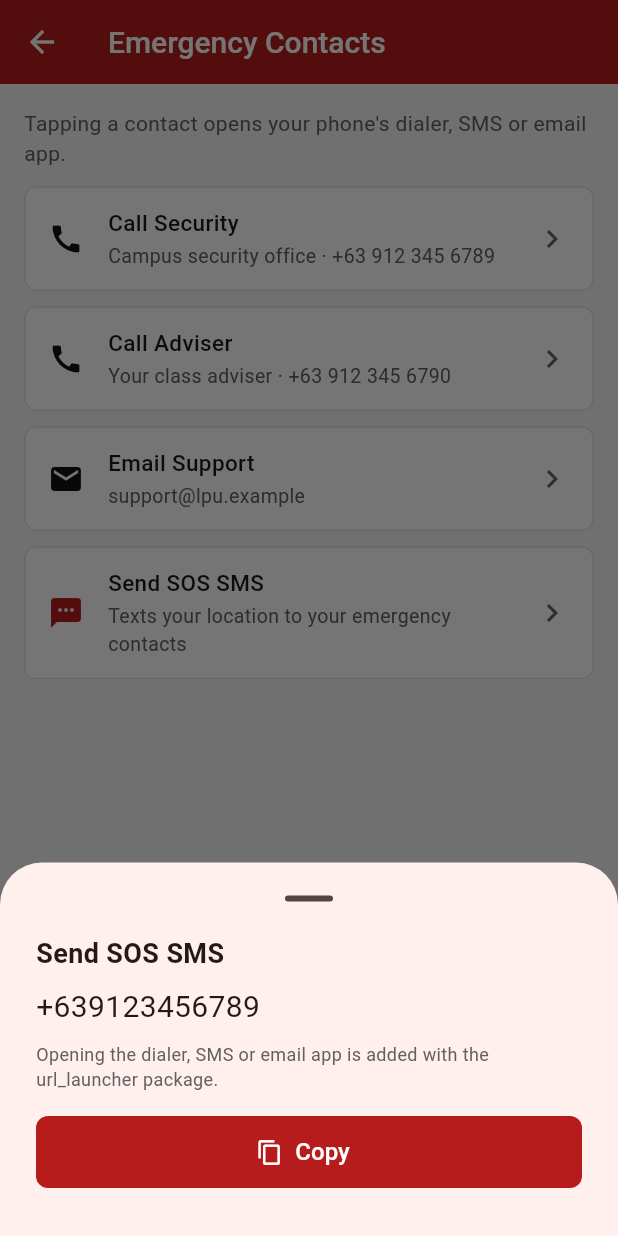
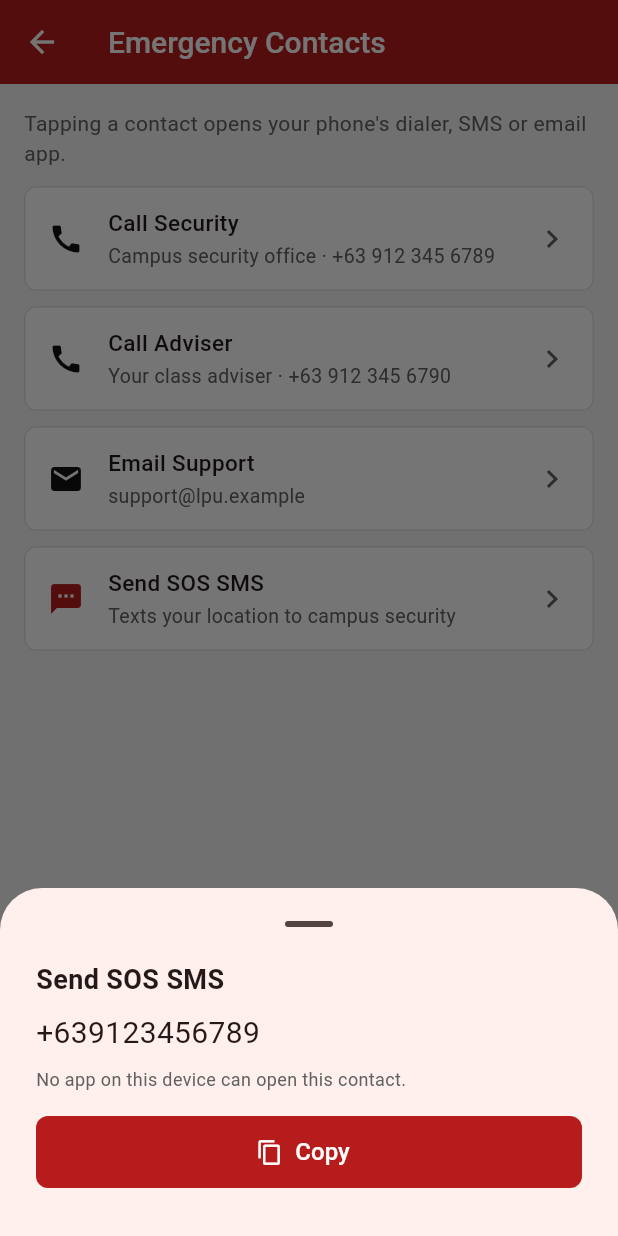
Before and after one commit to Theophilus-Nueva/student_smart_dashboard, a Flutter app: the EmergencyContactsScreen screen opened by its route, after a tap on "Send SOS SMS", on a phone screen of 412 x 824 dp. Run offline on Flutter 3.47's test engine with Material 3 defaults, Android fonts, the phone set to English and light mode, and no system bars; our stand-ins replace connectivity_plus, geolocator, google_maps_flutter, shared_preferences, timezone; accounts and stored records are empty.

Commit message:
Step 6b: connectivity, contact links, GPS and Google Maps
- Network status now follows connectivity_plus (checks + live changes).
- Emergency Contacts open tel:/sms:/mailto: via url_launcher; SOS SMS
  includes the current coordinates; copy fallback when no app handles it.
- Current Location card uses geolocator with service/permission checks,
  falling back to the campus location with the reason shown.
- Map uses google_maps_flutter centred on the user (zoom 16) with Home,
  School and Workplace markers.

```diff
--- a/lib/screens/faculty/faculty_home.dart
+++ b/lib/screens/faculty/faculty_home.dart
@@ -2,7 +2,6 @@ import 'package:flutter/material.dart';
 
 import '../../routes/app_routes.dart';
 import '../../services/app_services.dart';
-import '../../services/location_service.dart';
 import '../../theme/app_colors.dart';
 import '../../utils/format.dart';
 import '../../widgets/action_tile.dart';
@@ -51,7 +50,7 @@ class _FacultyHomeState extends State<FacultyHome> {
           const SizedBox(height: 12),
           const _SyncStatusCard(),
           const SizedBox(height: 12),
-          const CurrentLocationCard(fix: LocationService.campus),
+          const CurrentLocationCard(),
           const SizedBox(height: 16),
           IdCard(user: user),
           const SectionHeader('Class Overview'),
--- a/lib/screens/shared/emergency_contacts_screen.dart
+++ b/lib/screens/shared/emergency_contacts_screen.dart
@@ -1,45 +1,37 @@
 import 'package:flutter/material.dart';
 import 'package:flutter/services.dart';
+import 'package:url_launcher/url_launcher.dart';
 
+import '../../models/activity_item.dart';
+import '../../services/app_services.dart';
 import '../../theme/app_colors.dart';
 import '../../widgets/common.dart';
 import '../../widgets/list_row.dart';
 
-/// Shared / Emergency Contacts (Week 6). Opening the dialer, SMS or email
-/// app needs `url_launcher`; until it is added each contact shows its
-/// details with a copy button.
+/// Shared / Emergency Contacts (Week 6): tel:, sms: and mailto: links via
+/// `url_launcher`. Sample numbers from the Figma prototype.
 class EmergencyContactsScreen extends StatelessWidget {
   const EmergencyContactsScreen({super.key});
 
-  static const contacts = [
-    (
-      Icons.call,
-      'Call Security',
-      'Campus security office · +63 912 345 6789',
-      'tel:+639123456789',
-    ),
-    (
-      Icons.call,
-      'Call Adviser',
-      'Your class adviser · +63 912 345 6790',
-      'tel:+639123456790',
-    ),
-    (
-      Icons.email,
-      'Email Support',
-      'support@lpu.example',
-      'mailto:support@lpu.example',
-    ),
-    (
-      Icons.sms,
-      'Send SOS SMS',
-      'Texts your location to your emergency contacts',
-      'sms:+639123456789',
-    ),
-  ];
+  static const securityNumber = '+639123456789';
+  static const adviserNumber = '+639123456790';
+  static const supportEmail = 'support@lpu.example';
 
-  void _show(BuildContext context, String title, String uri) {
-    final value = uri.substring(uri.indexOf(':') + 1);
+  Future<void> _open(BuildContext context, String title, Uri uri) async {
+    final services = AppScope.of(context);
+    var opened = false;
+    try {
+      opened = await launchUrl(uri);
+    } on PlatformException {
+      opened = false;
+    }
+    if (opened) {
+      await services.activity.add(ActivityKind.device, title, uri.path);
+      return;
+    }
+    if (!context.mounted) return;
+    // No app can handle the link (e.g. an emulator without a dialer).
+    final value = uri.path;
     showModalBottomSheet<void>(
       context: context,
       showDragHandle: true,
@@ -57,8 +49,7 @@ class EmergencyContactsScreen extends StatelessWidget {
             SelectableText(value, style: const TextStyle(fontSize: 20)),
             const SizedBox(height: 8),
             const Text(
-              'Opening the dialer, SMS or email app is added with the '
-              'url_launcher package.',
+              'No app on this device can open this contact.',
               style: TextStyle(fontSize: 12, color: AppColors.muted),
             ),
             const SizedBox(height: 16),
@@ -77,6 +68,20 @@ class EmergencyContactsScreen extends StatelessWidget {
     );
   }
 
+  Future<void> _sos(BuildContext context) async {
+    final fix = await AppScope.of(context).location.current();
+    if (!context.mounted) return;
+    final body =
+        'SOS from Smart Campus Tour Guide. I need help. My location: '
+        '${fix.latitude.toStringAsFixed(5)}, ${fix.longitude.toStringAsFixed(5)}'
+        ' https://maps.google.com/?q=${fix.latitude},${fix.longitude}';
+    await _open(
+      context,
+      'Send SOS SMS',
+      Uri(scheme: 'sms', path: securityNumber, queryParameters: {'body': body}),
+    );
+  }
+
   @override
   Widget build(BuildContext context) {
     return Scaffold(
@@ -89,16 +94,50 @@ class EmergencyContactsScreen extends StatelessWidget {
             style: TextStyle(color: AppColors.muted),
           ),
           const SizedBox(height: 12),
-          for (final (icon, title, subtitle, uri) in contacts) ...[
-            ListRow(
-              icon: icon,
-              iconColor: title == 'Send SOS SMS' ? AppColors.brand : null,
-              title: title,
-              subtitle: subtitle,
-              onTap: () => _show(context, title, uri),
+          ListRow(
+            icon: Icons.call,
+            title: 'Call Security',
+            subtitle: 'Campus security office · +63 912 345 6789',
+            onTap: () => _open(
+              context,
+              'Call Security',
+              Uri(scheme: 'tel', path: securityNumber),
             ),
-            const SizedBox(height: 10),
-          ],
+          ),
+          const SizedBox(height: 10),
+          ListRow(
+            icon: Icons.call,
+            title: 'Call Adviser',
+            subtitle: 'Your class adviser · +63 912 345 6790',
+            onTap: () => _open(
+              context,
+              'Call Adviser',
+              Uri(scheme: 'tel', path: adviserNumber),
+            ),
+          ),
+          const SizedBox(height: 10),
+          ListRow(
+            icon: Icons.email,
+            title: 'Email Support',
+            subtitle: supportEmail,
+            onTap: () => _open(
+              context,
+              'Email Support',
+              Uri(
+                scheme: 'mailto',
+                path: supportEmail,
+                query: 'subject=Smart%20Campus%20Tour%20Guide%20support',
+              ),
+            ),
+          ),
+          const SizedBox(height: 10),
+          ListRow(
+            icon: Icons.sms,
+            iconColor: AppColors.brand,
+            title: 'Send SOS SMS',
+            subtitle: 'Texts your location to campus security',
+            onTap: () => _sos(context),
+          ),
         ],
       ),
     );
--- a/lib/screens/student/student_home.dart
+++ b/lib/screens/student/student_home.dart
@@ -3,7 +3,6 @@ import 'package:flutter/material.dart';
 import '../../routes/app_routes.dart';
 import '../../services/app_services.dart';
 import '../../services/app_settings.dart';
-import '../../services/location_service.dart';
 import '../../theme/app_colors.dart';
 import '../../widgets/action_tile.dart';
 import '../../widgets/common.dart';
@@ -31,7 +30,7 @@ class StudentHome extends StatelessWidget {
         children: [
           SyncStatusBanner(sync: services.sync),
           const SizedBox(height: 12),
-          const CurrentLocationCard(fix: LocationService.campus),
+          const CurrentLocationCard(),
           const SizedBox(height: 16),
           IdCard(user: user),
           const SizedBox(height: 8),
--- a/lib/services/app_services.dart
+++ b/lib/services/app_services.dart
@@ -25,8 +25,11 @@ class AppServices {
     required this.prefs,
     this.biometric = const UnavailableBiometricService(),
     ConnectionCheck? connectionCheck,
+    this.connectivityChanges = deviceConnectivityChanges,
     Future<Directory> Function()? documentsDirectory,
     UsersFetcher? usersFetcher,
+    this.location = const GpsLocationService(),
+    this.useNativeMaps = true,
   }) : auth = AuthService(prefs),
        directory = DirectoryService(prefs, fetcher: usersFetcher),
        settings = AppSettings(prefs),
@@ -40,6 +43,7 @@ class AppServices {
   }
 
   final SharedPreferences prefs;
+  final Stream<bool> Function() connectivityChanges;
   final BiometricService biometric;
   final AuthService auth;
   final AppSettings settings;
@@ -49,7 +53,11 @@ class AppServices {
   final TaskService tasks;
   final FileExportService files;
   final DirectoryService directory;
-  final LocationService location = const LocationService();
+  final LocationService location;
+
+  /// False in widget tests, where the Google Maps platform view can't run.
+  final bool useNativeMaps;
+  late final LocationTracker tracker = LocationTracker(location);
   late final Session session;
   late final SyncService sync;
 
@@ -81,6 +89,7 @@ class AppServices {
     );
 
     unawaited(sync.checkConnection());
+    sync.listen(connectivityChanges());
   }
 }
 
--- a/lib/services/location_service.dart
+++ b/lib/services/location_service.dart
@@ -1,5 +1,10 @@
-/// Current position (Week 6). Until `geolocator` is added this returns the
-/// LPU Cavite campus coordinates from the Figma design, marked as not live.
+import 'dart:async';
+import 'dart:math' as math;
+
+import 'package:flutter/foundation.dart';
+import 'package:geolocator/geolocator.dart';
+
+/// A position reading for the Current Location card (Week 6).
 class LocationFix {
   const LocationFix({
     required this.latitude,
@@ -9,6 +14,7 @@ class LocationFix {
     required this.altitudeMeters,
     required this.address,
     required this.live,
+    this.problem,
   });
 
   final double latitude;
@@ -18,8 +24,11 @@ class LocationFix {
   final double altitudeMeters;
   final String address;
 
-  /// False while the position is the built-in campus sample.
+  /// True for a GPS reading; false for the built-in campus sample.
   final bool live;
+
+  /// Why GPS isn't live (service off, permission denied…), if known.
+  final String? problem;
 }
 
 /// A labelled map point (Week 6: Home, School and Workplace markers).
@@ -31,20 +40,21 @@ class MapMarker {
   final double longitude;
 }
 
-class LocationService {
-  const LocationService();
-
+abstract class LocationService {
+  /// LPU Cavite campus, from the Figma design.
   static const campus = LocationFix(
     latitude: 14.3290,
     longitude: 120.9370,
     accuracyMeters: 5,
     speedKmh: 0,
     altitudeMeters: 18,
-    address:
-        'Lyceum of the Philippines University Cavite, Governor’s Drive, '
-        'Manggahan, General Trias, Cavite',
+    address: campusAddress,
     live: false,
   );
+
+  static const campusAddress =
+      'Lyceum of the Philippines University Cavite, Governor’s Drive, '
+      'Manggahan, General Trias, Cavite';
 
   /// Sample markers (invented coordinates near campus, as in the prototype).
   static const markers = [
@@ -53,5 +63,150 @@ class LocationService {
     MapMarker('Workplace', 14.3175, 120.9502),
   ];
 
-  Future<LocationFix> current() async => campus;
+  Future<LocationFix> current();
+  Stream<LocationFix> watch();
 }
+
+/// Always returns the campus sample (tests, and devices without GPS).
+class SampleLocationService implements LocationService {
+  const SampleLocationService();
+
+  @override
+  Future<LocationFix> current() async => LocationService.campus;
+
+  @override
+  Stream<LocationFix> watch() => Stream.value(LocationService.campus);
+}
+
+/// GPS through `geolocator`, with the service and permission checks from
+/// the Week 6 LocationService.
+class GpsLocationService implements LocationService {
+  const GpsLocationService();
+
+  /// Returns null when GPS can be used, otherwise the reason it can't.
+  Future<String?> _ensureAccess() async {
+    if (!await Geolocator.isLocationServiceEnabled()) {
+      return 'Location services are off';
+    }
+    var permission = await Geolocator.checkPermission();
+    if (permission == LocationPermission.denied) {
+      permission = await Geolocator.requestPermission();
+    }
+    return switch (permission) {
+      LocationPermission.denied => 'Location permission denied',
+      LocationPermission.deniedForever =>
+        'Location permission blocked in Settings',
+      _ => null,
+    };
+  }
+
+  static LocationFix _fromPosition(Position p) {
+    final nearCampus =
+        _distanceMeters(
+          p.latitude,
+          p.longitude,
+          LocationService.campus.latitude,
+          LocationService.campus.longitude,
+        ) <
+        600;
+    return LocationFix(
+      latitude: p.latitude,
+      longitude: p.longitude,
+      accuracyMeters: p.accuracy,
+      speedKmh: p.speed < 0 ? 0 : p.speed * 3.6,
+      altitudeMeters: p.altitude,
+      address: nearCampus
+          ? LocationService.campusAddress
+          : '${p.latitude.toStringAsFixed(5)}, ${p.longitude.toStringAsFixed(5)}',
+      live: true,
+    );
+  }
+
+  static LocationFix _fallback(String problem) => LocationFix(
+    latitude: LocationService.campus.latitude,
+    longitude: LocationService.campus.longitude,
+    accuracyMeters: LocationService.campus.accuracyMeters,
+    speedKmh: 0,
+    altitudeMeters: LocationService.campus.altitudeMeters,
+    address: LocationService.campusAddress,
+    live: false,
+    problem: problem,
+  );
+
+  @override
+  Future<LocationFix> current() async {
+    final problem = await _ensureAccess();
+    if (problem != null) return _fallback(problem);
+    try {
+      final p = await Geolocator.getCurrentPosition(
+        locationSettings: const LocationSettings(
+          accuracy: LocationAccuracy.high,
+          timeLimit: Duration(seconds: 15),
+        ),
+      );
+      return _fromPosition(p);
+    } on Exception {
+      return _fallback('Could not get a GPS fix');
+    }
+  }
+
+  @override
+  Stream<LocationFix> watch() async* {
+    final problem = await _ensureAccess();
+    if (problem != null) {
+      yield _fallback(problem);
+      return;
+    }
+    yield* Geolocator.getPositionStream(
+      locationSettings: const LocationSettings(
+        accuracy: LocationAccuracy.high,
+        distanceFilter: 5,
+      ),
+    ).map(_fromPosition).handleError((Object _) {});
+  }
+}
+
+/// Holds the latest fix for the UI and keeps it updated while signed in.
+class LocationTracker extends ChangeNotifier {
+  LocationTracker(this._service);
+
+  final LocationService _service;
+  StreamSubscription<LocationFix>? _sub;
+  LocationFix _fix = LocationService.campus;
+
+  LocationFix get fix => _fix;
+  bool get running => _sub != null;
+
+  void start() {
+    if (_sub != null) return;
+    _sub = _service.watch().listen((fix) {
+      _fix = fix;
+      notifyListeners();
+    });
+  }
+
+  void stop() {
+    _sub?.cancel();
+    _sub = null;
+  }
+
+  @override
+  void dispose() {
+    stop();
+    super.dispose();
+  }
+}
+
+double _distanceMeters(double lat1, double lng1, double lat2, double lng2) {
+  const r = 6371000.0;
+  double rad(double d) => d * math.pi / 180;
+  final dLat = rad(lat2 - lat1);
+  final dLng = rad(lng2 - lng1);
+  final a =
+      math.sin(dLat / 2) * math.sin(dLat / 2) +
+      math.cos(rad(lat1)) *
+          math.cos(rad(lat2)) *
+          math.sin(dLng / 2) *
+          math.sin(dLng / 2);
+  return 2 * r * math.asin(math.sqrt(a));
+}
```
Also changed, not shown: lib/screens/shared/map_screen.dart (+84 -10 lines), lib/screens/shell/role_shell.dart (+17 -0 lines), lib/services/sync_service.dart (+22 -14 lines), lib/widgets/current_location_card.dart (+32 -8 lines), 1 other file.
